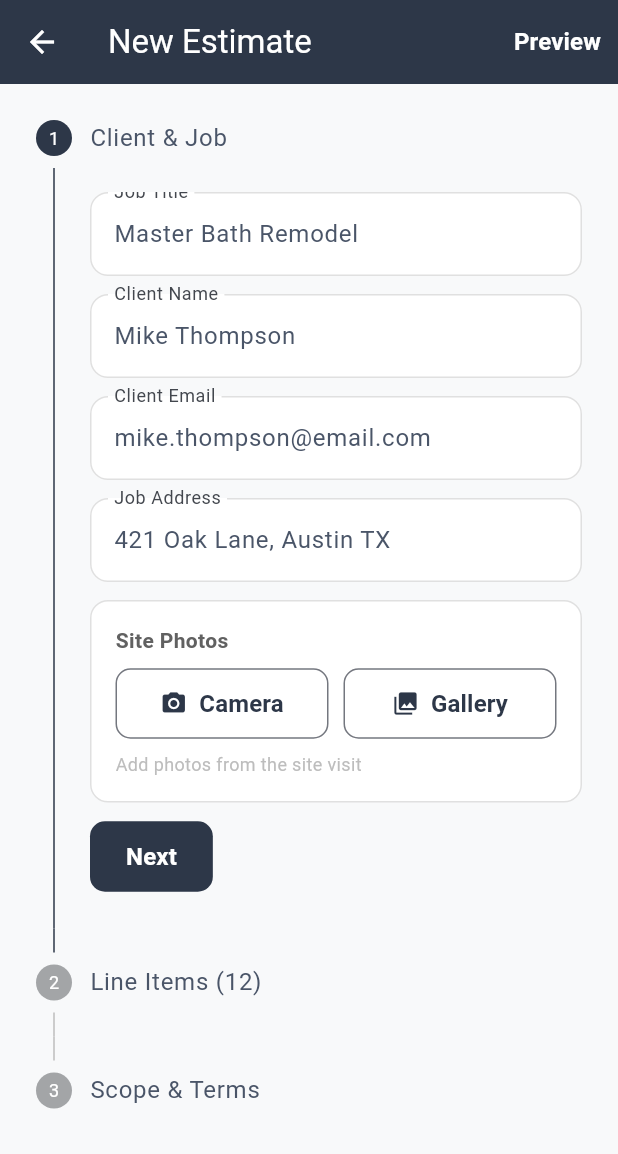
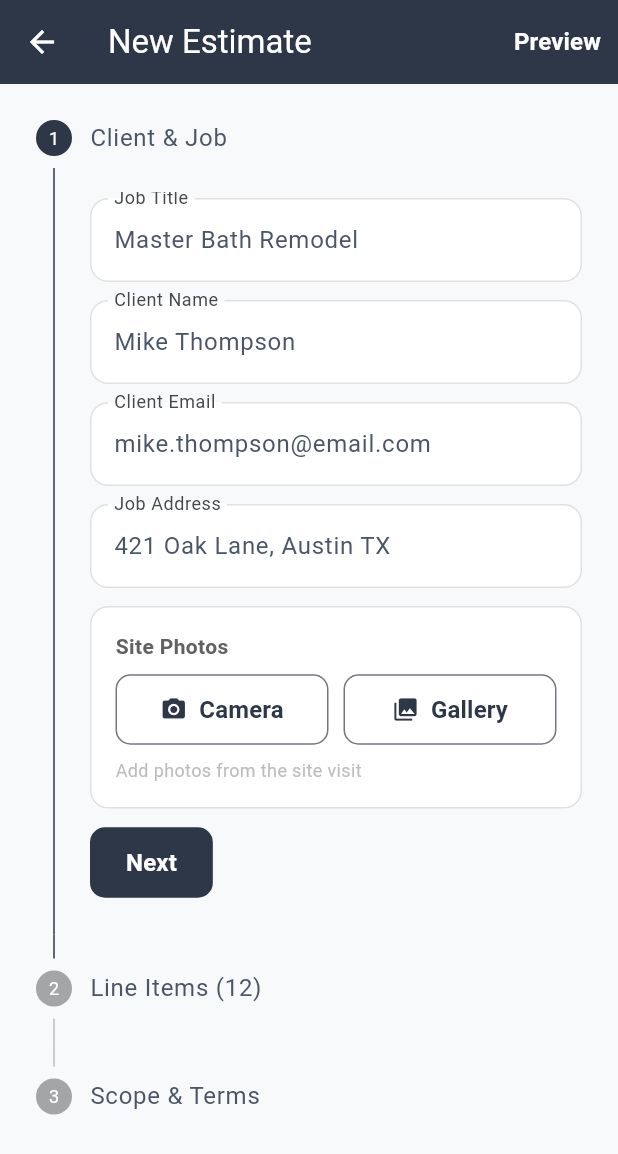
Before and after one commit to cmadd123/ProjectPulse, a Flutter app: the CreateEstimateScreen screen opened directly, on a phone screen of 412 x 824 dp. Shown: the top 1154 px of the screen. Run offline on Flutter 3.47's test engine with Material 3 defaults, Android fonts, the phone set to English and light mode, and no system bars; our stand-ins replace app_links, cached_network_image, cloud_firestore, connectivity_plus, csv, file_picker and 11 more; missing offline and left inert: emojis, flutter_inappwebview, google_mlkit_text_recognition; accounts and stored records are empty.

Commit message:
Fix Job Title label cutoff on estimate builder
Added top padding to Step 1 content so the first field's label
isn't clipped under the step header.

Co-Authored-By: Claude Opus 4.6 (1M context) <noreply@anthropic.com>

```diff
--- a/lib/screens/contractor/create_estimate_screen.dart
+++ b/lib/screens/contractor/create_estimate_screen.dart
@@ -278,7 +278,9 @@ class _CreateEstimateScreenState extends State<CreateEstimateScreen> {
             title: const Text('Client & Job'),
             isActive: _currentStep >= 0,
             state: _currentStep > 0 ? StepState.complete : StepState.indexed,
-            content: Column(
+            content: Padding(
+              padding: const EdgeInsets.only(top: 4),
+              child: Column(
               children: [
                 TextField(
                   controller: _titleController,
@@ -352,6 +354,7 @@ class _CreateEstimateScreenState extends State<CreateEstimateScreen> {
                 ),
               ],
             ),
+          ),
           ),
 
           // Step 2: Line Items
```
